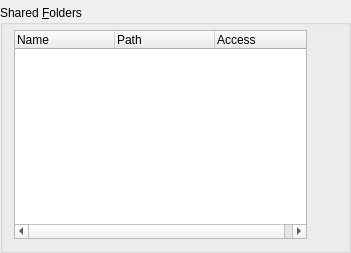
Before: the Qt Designer form vbox/src/VBox/Frontends/VirtualBox4/ui/VBoxVMSettingsSF.ui in jljuxgm/vboxgit, drawn with Qt 5.
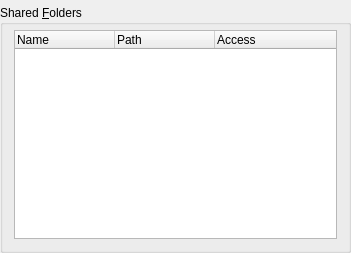
After: the same form once the commit is applied.

Commit message:
commit_9260 ------------------------------------------------------------------------ r9260 | vboxsync | 2008-05-31 00:17:27 +0800 (Sat, 31 May 2008) | 1 line
Fe/Qt4: Shared Folder VMSettings got it's toolbar & context menu, Fixed tab-order for VRDP VMSettings.
------------------------------------------------------------------------

```diff
--- a/vbox/src/VBox/Frontends/VirtualBox4/ui/VBoxVMSettingsSF.ui
+++ b/vbox/src/VBox/Frontends/VirtualBox4/ui/VBoxVMSettingsSF.ui
@@ -82,95 +82,6 @@
         </column>
        </widget>
       </item>
-      <item>
-       <layout class="QVBoxLayout" >
-        <property name="spacing" >
-         <number>0</number>
-        </property>
-        <item>
-         <widget class="QToolButton" name="mTbAdd" >
-          <property name="focusPolicy" >
-           <enum>Qt::TabFocus</enum>
-          </property>
-          <property name="toolTip" >
-           <string>Add a new shared folder (Ins)</string>
-          </property>
-          <property name="whatsThis" >
-           <string>Adds a new shared folder definition.</string>
-          </property>
-          <property name="text" >
-           <string/>
-          </property>
-          <property name="shortcut" >
-           <string>Ins</string>
-          </property>
-          <property name="autoRaise" >
-           <bool>true</bool>
-          </property>
-         </widget>
-        </item>
-        <item>
-         <widget class="QToolButton" name="mTbEdit" >
-          <property name="focusPolicy" >
-           <enum>Qt::TabFocus</enum>
-          </property>
-          <property name="toolTip" >
-           <string>Edit the selected shared folder (Ctrl+Space)</string>
-          </property>
-          <property name="whatsThis" >
-           <string>Edits the selected shared folder definition.</string>
-          </property>
-          <property name="text" >
-           <string/>
-          </property>
-          <property name="shortcut" >
-           <string>Ctrl+Space</string>
-          </property>
-          <property name="autoRaise" >
-           <bool>true</bool>
-          </property>
-         </widget>
-        </item>
-        <item>
-         <widget class="QToolButton" name="mTbRemove" >
-          <property name="focusPolicy" >
-           <enum>Qt::TabFocus</enum>
-          </property>
-          <property name="toolTip" >
-           <string>Remove the selected shared folder (Del)</string>
-          </property>
-          <property name="whatsThis" >
-           <string>Removes the selected shared folder definition.</string>
-          </property>
-          <property name="text" >
-           <string/>
-          </property>
-          <property name="shortcut" >
-           <string>Del</string>
-          </property>
-          <property name="autoRaise" >
-           <bool>true</bool>
-          </property>
-         </widget>
-        </item>
-        <item>
-         <spacer>
-          <property name="orientation" >
-           <enum>Qt::Vertical</enum>
-          </property>
-          <property name="sizeType" >
-           <enum>QSizePolicy::Expanding</enum>
-          </property>
-          <property name="sizeHint" >
-           <size>
-            <width>21</width>
-            <height>101</height>
-           </size>
-          </property>
-         </spacer>
-        </item>
-       </layout>
-      </item>
      </layout>
     </widget>
    </item>
```
Left out of the diff: 3 changed lines with no effect on the pictures. The commit also changes 2 other files.
